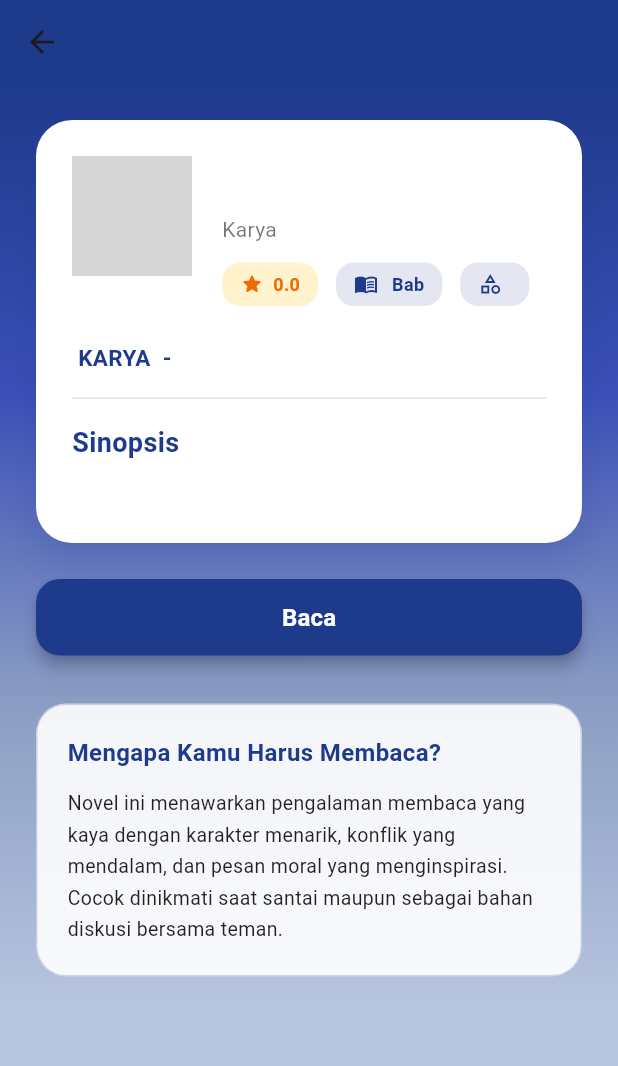
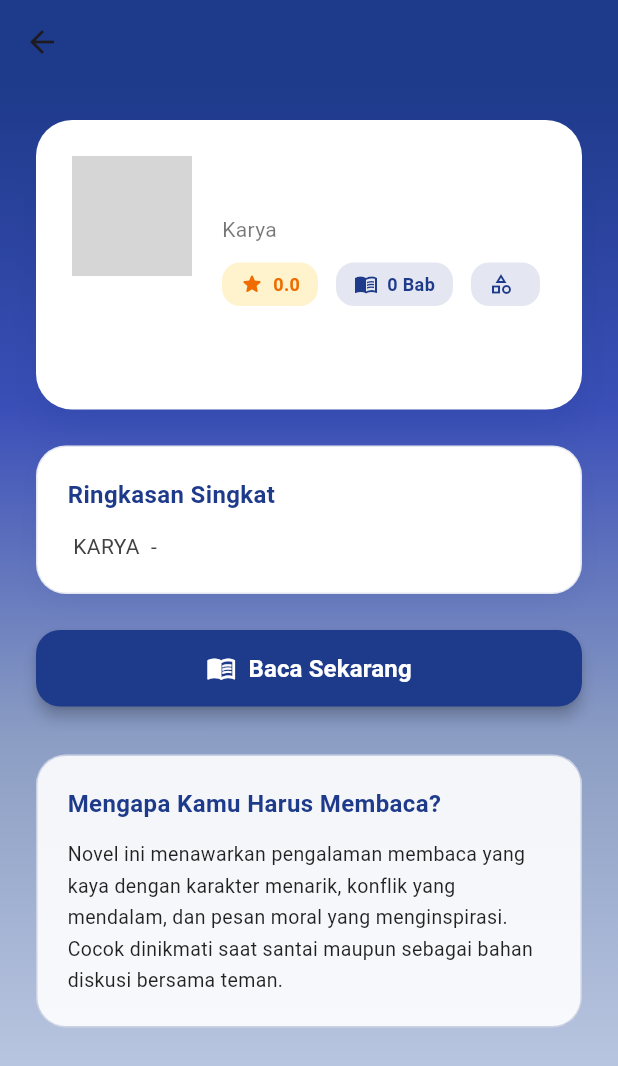
Before and after one commit to Rendyprobe/Novelina, a Flutter app: the NovelDetailScreen screen opened directly with empty values, on a phone screen of 412 x 824 dp. Shown: the top 1066 px of the screen. Run offline on Flutter 3.47's test engine with Material 3 defaults, Android fonts, the phone set to English and light mode, and no system bars; our stand-ins replace shared_preferences; accounts and stored records are empty; grey boxes are pictures that could not be loaded.

Commit message:
update halaman baca

```diff
--- a/lib/screens/home/novel_detail_screen.dart
+++ b/lib/screens/home/novel_detail_screen.dart
@@ -1,6 +1,7 @@
 import 'package:flutter/material.dart';
 import '../../core/app_colors.dart';
 import '../../models/novel_model.dart';
+import 'novel_reader_screen.dart';
 
 class NovelDetailScreen extends StatelessWidget {
   const NovelDetailScreen({
@@ -83,29 +84,24 @@ class NovelDetailScreen extends StatelessWidget {
                                 const SizedBox(height: 12),
                                 Wrap(
                                   alignment: WrapAlignment.start,
-                                  runAlignment: WrapAlignment.start,
                                   spacing: 12,
                                   runSpacing: 12,
                                   children: [
-                                    // ignore: prefer_const_constructors
                                     _InfoChip(
                                       icon: Icons.star_rounded,
                                       label: novel.formattedRating,
                                       background: Colors.amber.withValues(alpha: 0.2),
                                       foreground: Colors.orange.shade800,
                                     ),
-                                    // ignore: prefer_const_constructors
                                     _InfoChip(
                                       icon: Icons.menu_book_outlined,
-                                      label: ' Bab',
+                                      label: '${novel.chapters} Bab',
                                     ),
-                                    // ignore: prefer_const_constructors
                                     _InfoChip(
                                       icon: Icons.category_outlined,
                                       label: novel.genre,
                                     ),
                                     if (featureTag != null)
-                                      // ignore: prefer_const_constructors
                                       _InfoChip(
                                         icon: Icons.workspace_premium,
                                         label: featureTag,
@@ -119,33 +115,54 @@ class NovelDetailScreen extends StatelessWidget {
                           ),
                         ],
                       ),
-                      const SizedBox(height: 24),
+                      const SizedBox(height: 20),
                       Text(
-                        novel.marketingMessage(),
-                        style: const TextStyle(
+                        novel.synopsis,
+                        style: TextStyle(
                           fontSize: 15,
-                          fontWeight: FontWeight.w600,
+                          height: 1.7,
+                          color: Colors.grey.shade800,
+                        ),
+                      ),
+                    ],
+                  ),
+                ),
+                const SizedBox(height: 24),
+                Container(
+                  width: double.infinity,
+                  padding: const EdgeInsets.all(20),
+                  decoration: BoxDecoration(
+                    color: Colors.white,
+                    borderRadius: BorderRadius.circular(20),
+                    border: Border.all(
+                      color: AppColors.primaryBlue.withValues(alpha: 0.12),
+                    ),
+                    boxShadow: [
+                      BoxShadow(
+                        color: AppColors.primaryBlue.withValues(alpha: 0.08),
+                        blurRadius: 14,
+                        offset: const Offset(0, 6),
+                      ),
+                    ],
+                  ),
+                  child: Column(
+                    crossAxisAlignment: CrossAxisAlignment.start,
+                    children: [
+                      const Text(
+                        'Ringkasan Singkat',
+                        style: TextStyle(
+                          fontSize: 16,
+                          fontWeight: FontWeight.w700,
                           color: AppColors.primaryBlue,
                         ),
                       ),
-                      const SizedBox(height: 16),
-                      const Divider(height: 1, color: Color(0xFFE0E0E0)),
-                      const SizedBox(height: 16),
-                      const Text(
-                        'Sinopsis',
+                      const SizedBox(height: 12),
+                      Text(
+                        novel.marketingMessage(),
                         style: TextStyle(
-                          fontSize: 18,
-                          fontWeight: FontWeight.bold,
-                          color: AppColors.primaryBlue,
-                        ),
-                      ),
-                      const SizedBox(height: 8),
-                      Text(
-                        novel.synopsis,
-                        style: const TextStyle(
                           fontSize: 14,
-                          height: 1.5,
-                          color: Colors.black87,
+                          height: 1.6,
+                          color: Colors.grey.shade800,
                         ),
                       ),
                     ],
@@ -165,18 +182,26 @@ class NovelDetailScreen extends StatelessWidget {
                       elevation: 4,
                     ),
                     onPressed: () {
-                      ScaffoldMessenger.of(context).showSnackBar(
-                        const SnackBar(
-                          content: Text('Cerita akan segera hadir'),
+                      Navigator.push(
+                        context,
+                        MaterialPageRoute(
+                          builder: (context) => NovelReaderScreen(novel: novel),
                         ),
                       );
                     },
-                    child: const Text(
-                      'Baca',
-                      style: TextStyle(
-                        fontSize: 16,
-                        fontWeight: FontWeight.w600,
-                      ),
+                    child: const Row(
+                      mainAxisAlignment: MainAxisAlignment.center,
+                      children: [
+                        Icon(Icons.menu_book, size: 20),
+                        SizedBox(width: 8),
+                        Text(
+                          'Baca Sekarang',
+                          style: TextStyle(
+                            fontSize: 16,
+                            fontWeight: FontWeight.w600,
+                          ),
+                        ),
+                      ],
                     ),
                   ),
                 ),
--- a/pubspec.yaml
+++ b/pubspec.yaml
@@ -19,3 +19,4 @@ flutter:
   uses-material-design: true
   assets:
     - assets/images/
+    - assets/stories/
```
Also changed, not shown: assets/stories/laskar_pelangi.txt (added, +73 -0 lines), lib/screens/home/novel_reader_screen.dart (added, +313 -0 lines), lib/services/story_service.dart (added, +115 -0 lines).
